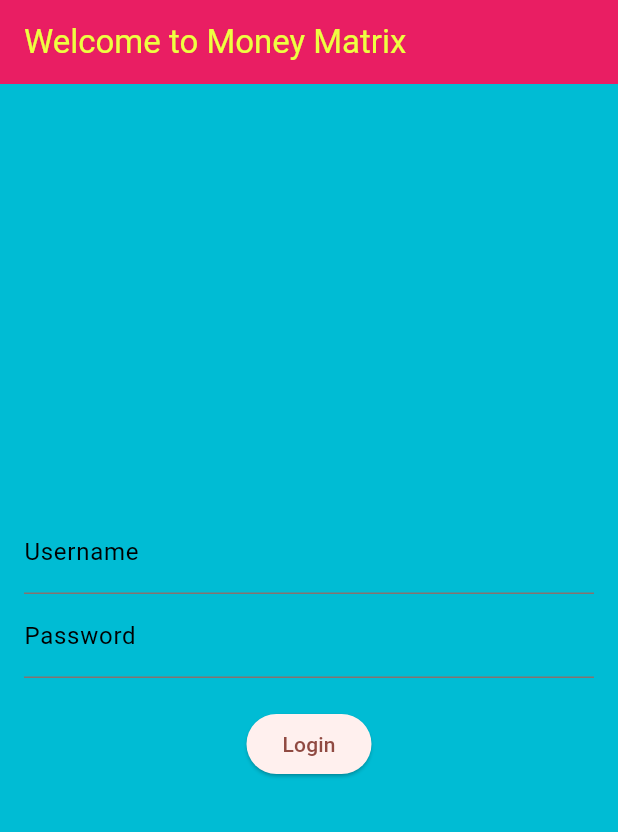
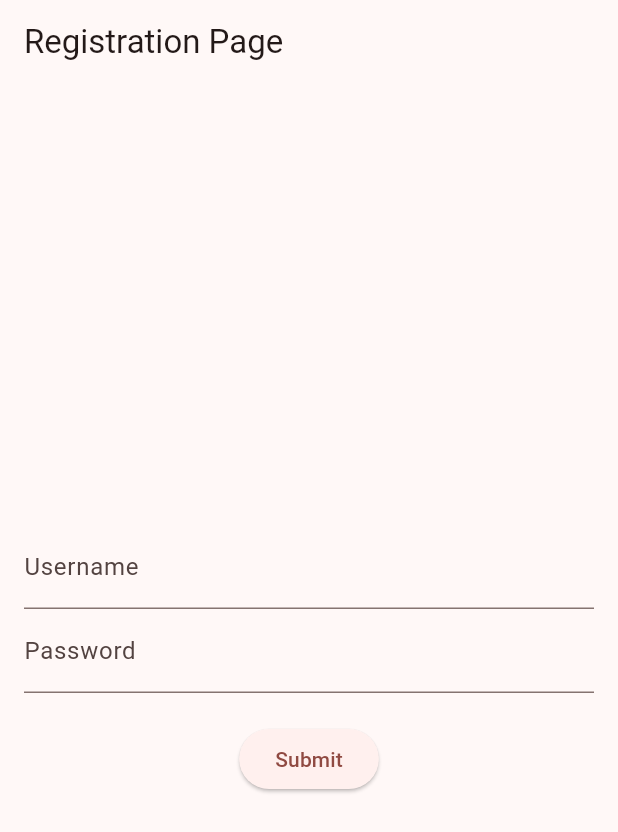
Before and after one commit to nandananp/money-matrix-front-end, a Flutter app: the screen it shows after launch, on a phone screen of 412 x 824 dp. Shown: the top 832 px of the screen. Run offline on Flutter 3.47's test engine with Material 3 defaults, Android fonts, the phone set to English and light mode, and no system bars.

Commit message:
feat:registration

```diff
--- a/lib/main.dart
+++ b/lib/main.dart
@@ -3,6 +3,7 @@ import 'package:flutter/material.dart';
 void main() {
   runApp(const MyApp());
 }
+
 
 class MyApp extends StatelessWidget {
   const MyApp({super.key});
@@ -16,10 +17,83 @@ class MyApp extends StatelessWidget {
         colorScheme: ColorScheme.fromSeed(seedColor: Colors.red),
         useMaterial3: true,
       ),
-      home: const MyHomePage(title: 'Welcome to Money Matrix'),
+      home: const RegistrationPage(title: "Welcome to Money Matrix"),
     );
   }
 }
+
+
+
+
+
+
+class RegistrationPage extends StatefulWidget {
+  const RegistrationPage({super.key, required String title});
+
+  @override
+  State<RegistrationPage> createState() => _RegistrationPageState();
+}
+
+class _RegistrationPageState extends State<RegistrationPage> {
+  final TextEditingController _usernameController = TextEditingController();
+  final TextEditingController _passwordController = TextEditingController();
+
+  void _register() {
+    final username = _usernameController.text;
+    final password = _passwordController.text;
+
+    if (username.isNotEmpty && password.isNotEmpty) {
+      ScaffoldMessenger.of(context).showSnackBar(
+        const SnackBar(content: Text('Registration Successful')),
+      );
+      // Navigate to the next page or handle registration logic here
+    } else {
+      ScaffoldMessenger.of(context).showSnackBar(
+        const SnackBar(content: Text('Please fill in both fields')),
+      );
+    }
+  }
+
+  @override
+  Widget build(BuildContext context) {
+    return Scaffold(
+      appBar: AppBar(
+        title: const Text('Registration Page'),
+      ),
+      body: Padding(
+        padding: const EdgeInsets.all(16.0),
+        child: Column(
+          mainAxisAlignment: MainAxisAlignment.center,
+          children: [
+            TextField(
+              controller: _usernameController,
+              decoration: const InputDecoration(labelText: 'Username'),
+            ),
+            TextField(
+              controller: _passwordController,
+              decoration: const InputDecoration(labelText: 'Password'),
+              obscureText: true,
+            ),
+            const SizedBox(height: 20),
+            ElevatedButton(
+              onPressed: () {
+                Navigator.push(context,
+                  MaterialPageRoute(builder: (context) => const MyHomePage(title: 'WELCOME TO MONEY MATRIX',),
+                  ),
+                );
+              },
+              child: const Text('Submit'),
+
+
+        ),
+        ],
+      ),
+      ),
+    );
+  }
+}
+
+
 
 class MyHomePage extends StatefulWidget {
   const MyHomePage({super.key, required this.title});
@@ -98,9 +172,9 @@ class _MyHomePageState extends State<MyHomePage> {
     }
 
     return Scaffold(
-      backgroundColor: Colors.cyan, // Set color for background
+      backgroundColor: Colors.green, // Set color for background
       appBar: AppBar(
-        backgroundColor: Colors.pink, // Customize app bar background if needed
+        backgroundColor: Colors.black, // Customize app bar background if needed
         title: Text(
           widget.title,
           style: const TextStyle(color: Colors.limeAccent), // Set blue color for title
@@ -149,9 +223,9 @@ class InstructionsPage extends StatelessWidget {
   @override
   Widget build(BuildContext context) {
     return Scaffold(
-      backgroundColor: Colors.tealAccent,
+      backgroundColor: Colors.green,
       appBar: AppBar(
-        backgroundColor: Colors.purpleAccent,
+        backgroundColor: Colors.white,
         title: const Text('Instructions'),
       ),
       body: Center(
@@ -187,10 +261,10 @@ class LevelsPage extends StatelessWidget {
   @override
   Widget build(BuildContext context) {
     return Scaffold(
-      backgroundColor: Colors.lightBlueAccent,
+      backgroundColor: Colors.green,
       appBar: AppBar(
         title: const Text('Levels'),
-        backgroundColor: Colors.green,
+        backgroundColor: Colors.white,
       ),
       body: Center(
         child: Column(
@@ -251,10 +325,10 @@ class NextPage extends StatelessWidget {
   @override
   Widget build(BuildContext context) {
     return Scaffold(
-      backgroundColor: Colors.lightBlueAccent,
+      backgroundColor: Colors.green,
       appBar: AppBar(
         title: const Text('LEVEL 1'), // Updated heading
-        backgroundColor: Colors.green,
+        backgroundColor: Colors.white,
       ),
       body: Center(
         child: Column(
```
